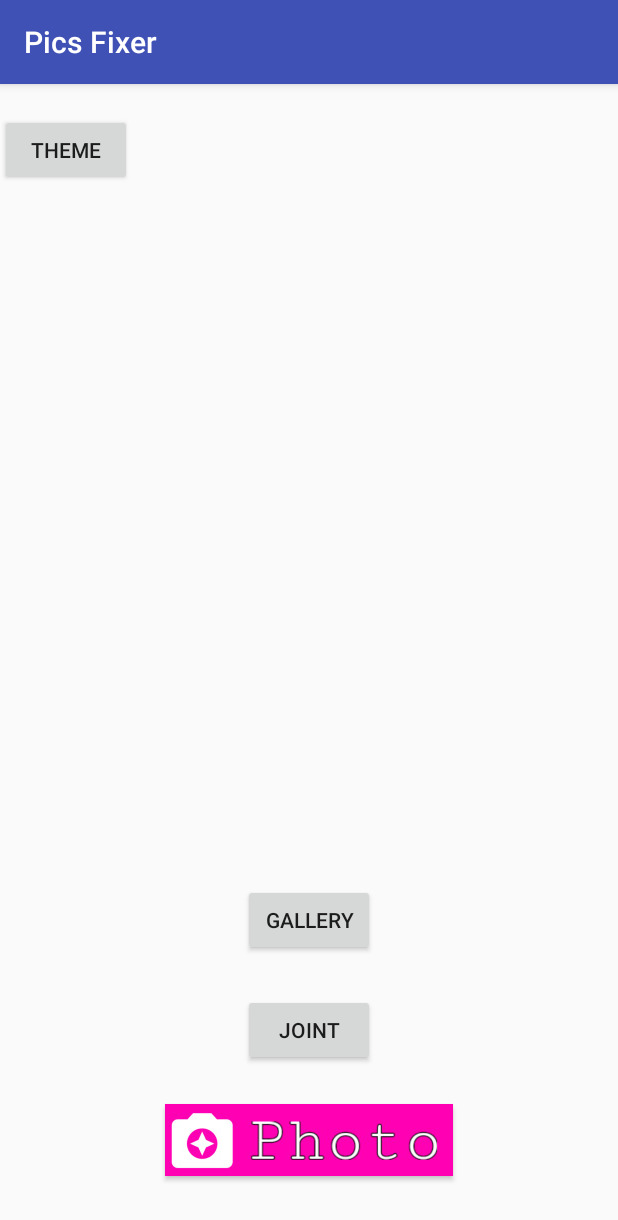
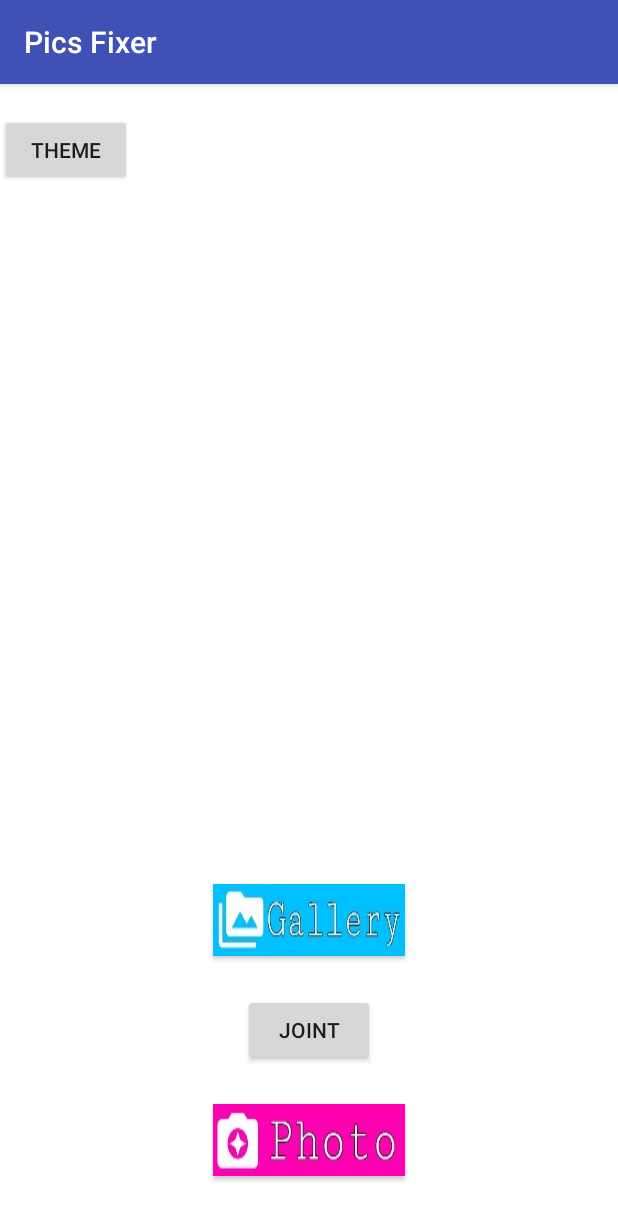
Before and after one commit to Aburasumashi81104/picsapp, an Android app: the screen it shows after launch (MainActivity), after a tap on "THEME", on a phone screen of 412 x 824 dp. Shown: the top 1220 px of the screen. Run offline under Robolectric (Android 15) with nearby library versions, the phone set to English and light mode, and no system bars; libraries missing offline, so code that uses them is left out: com.adobe.creativesdk; pictures from the network do not load; 1 statement that could not run was skipped.

Commit message:
added gallery button image

```diff
--- a/app/src/main/java/com/example/moebutapworks/picsfixer/MainActivity.kt
+++ b/app/src/main/java/com/example/moebutapworks/picsfixer/MainActivity.kt
@@ -10,7 +10,9 @@ import android.util.Log
 import android.widget.Button
 import android.widget.ImageButton
 import android.widget.ImageView
+import android.widget.LinearLayout
 import com.adobe.creativesdk.aviary.AdobeImageIntent
+import com.example.moebutapworks.picsfixer.R.styleable.View
 
 
 class MainActivity : AppCompatActivity() {
@@ -26,8 +28,8 @@ class MainActivity : AppCompatActivity() {
 
         Log.d(TAG, "Slelect Theme!!")
         val theme: Button = findViewById(R.id.theme) as Button
-        theme.setOnClickListener { view ->
-            Log.d(TAG, "theme button is Clicked!")
+        theme.setOnClickListener{view ->
+            Log.d(TAG, "theme button is Clicked!!")
         }
 
         Log.d(TAG, "garrely button")
@@ -108,4 +110,5 @@ class MainActivity : AppCompatActivity() {
         startActivityForResult(imageEditorIntent, REQUEST_CODE_EDITOR)
     }
 
+
 }
--- a/app/src/main/res/layout/activity_main.xml
+++ b/app/src/main/res/layout/activity_main.xml
@@ -2,9 +2,10 @@
 <RelativeLayout xmlns:android="http://schemas.android.com/apk/res/android"
     android:layout_width="match_parent"
     android:layout_height="match_parent"
+    android:id="@+id/mainlayout"
+    android:background="#FFFFFF"
     xmlns:app="http://schemas.android.com/apk/res-auto"
     android:orientation="vertical">
-
 
     <Button
         android:id="@+id/theme"
@@ -17,11 +18,11 @@
 
     <Button
         android:id="@+id/gallery"
-        android:text="Gallery"
         android:layout_centerInParent="true"
         android:layout_width="wrap_content"
         android:layout_height="wrap_content"
-        android:layout_above="@+id/joint"/>
+        android:layout_above="@+id/joint"
+        android:background="@drawable/gallery"/>
 
     <Button
         android:id="@+id/joint"
@@ -41,7 +42,6 @@
         android:layout_height="wrap_content"
         android:layout_marginTop="25dp"
         android:layout_marginBottom="40dp"
-        android:background="@drawable/photoicon2"/>
-
+        android:background="@drawable/photo"/>
 
 </RelativeLayout>
--- a/app/src/main/res/values/colors.xml
+++ b/app/src/main/res/values/colors.xml
@@ -3,4 +3,8 @@
     <color name="colorPrimary">#3F51B5</color>
     <color name="colorPrimaryDark">#303F9F</color>
     <color name="colorAccent">#FF4081</color>
+    <color name="bbpink">#FF68FF</color>
+    <color name="red">#FF0000</color>
+    <color name="white">#FFFFFF</color>
+    <color name="blue">#0000FF</color>
 </resources>
--- a/app/src/main/res/values/styles.xml
+++ b/app/src/main/res/values/styles.xml
@@ -8,4 +8,9 @@
         <item name="colorAccent">@color/colorAccent</item>
     </style>
 
+
+    <style name="MyCustomTheme" parent="Theme.AppCompat.Light.DarkActionBar">
+        <item name="myColor1">@color/bbpink</item>
+    </style>
+
 </resources>
```
Also changed, not shown: app/src/main/res/values/attrs.xml (added, +10 -0 lines), app/src/main/res/drawable-hdpi/gallery.jpg (added), app/src/main/res/drawable-hdpi/ic_camera_enhance_white_48dp.png (deleted), app/src/main/res/drawable-hdpi/photo.jpg (added), app/src/main/res/drawable-mdpi/gallery.jpg (added), app/src/main/res/drawable-mdpi/ic_camera_enhance_white_48dp.png (deleted), app/src/main/res/drawable-mdpi/photo.jpg (added), app/src/main/res/drawable-xhdpi/gallery.jpg (added), app/src/main/res/drawable-xhdpi/ic_camera_enhance_white_48dp.png (deleted), app/src/main/res/drawable-xhdpi/photo.jpg (added), app/src/main/res/drawable-xxhdpi/gallery.jpg (added), app/src/main/res/drawable-xxhdpi/ic_camera_enhance_white_48dp.png (deleted), app/src/main/res/drawable-xxhdpi/photo.jpg (renamed from app/src/main/res/drawable-xxhdpi/photoicon2.jpg), app/src/main/res/drawable-xxxhdpi/gallery.jpg (added), 2 more files.
